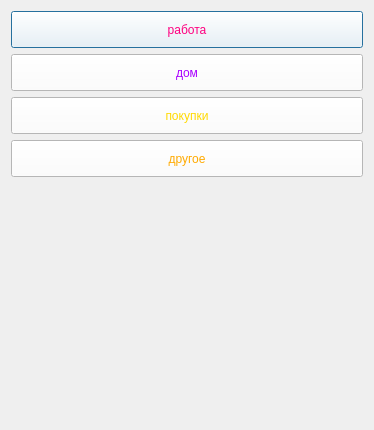
anastasiasvejova-stack/myproject, file category_dialog.ui: the form before one commit.
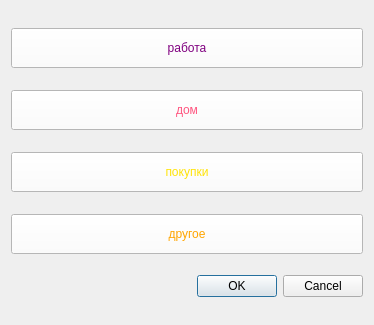
The form after the commit.

```diff
--- a/category_dialog.ui
+++ b/category_dialog.ui
@@ -7,7 +7,7 @@
     <x>0</x>
     <y>0</y>
     <width>374</width>
-    <height>430</height>
+    <height>325</height>
    </rect>
   </property>
   <property name="windowTitle">
@@ -20,13 +20,11 @@
       <string notr="true">QPushButton{
     min-width:  350px;
     max-width:  100px;
-    min-height: 35px;
+    min-height: 38px;
     max-height: 35px;
-	color: #ff007f; /* Белый цвет текста */
-	background-color: white; /* Синий фон */
-	}
-
-</string>
+	color: purple;           /* Например, белый цвет текста */
+	background-color: white
+}</string>
      </property>
      <property name="text">
       <string>работа</string>
@@ -39,11 +37,11 @@
       <string notr="true">QPushButton{
     min-width:  350px;
     max-width:  100px;
-    min-height: 35px;
+    min-height: 38px;
     max-height: 35px;
-	color: #aa00ff; /* Белый цвет текста */
-	background-color: white; /* Синий фон */
-	}</string>
+	color: #ff557f;           /* Например, белый цвет текста */
+	background-color: white
+}</string>
      </property>
      <property name="text">
       <string>дом</string>
@@ -56,11 +54,11 @@
       <string notr="true">QPushButton{
     min-width:  350px;
     max-width:  100px;
-    min-height: 35px;
+    min-height: 38px;
     max-height: 35px;
-	color:  #ffd900; /* Белый цвет текста */
-	background-color: white; /* Синий фон */
-	}</string>
+	color: #ffe308;           /* Например, белый цвет текста */
+	background-color: white
+}</string>
      </property>
      <property name="text">
       <string>покупки</string>
@@ -73,11 +71,11 @@
       <string notr="true">QPushButton{
     min-width:  350px;
     max-width:  100px;
-    min-height: 35px;
+    min-height: 38px;
     max-height: 35px;
-	color:  #ffaa00; /* Белый цвет текста */
-	background-color: white; /* Синий фон */
-	}</string>
+	color: orange;           /* Например, белый цвет текста */
+	background-color: white
+}</string>
      </property>
      <property name="text">
       <string>другое</string>
@@ -85,17 +83,11 @@
     </widget>
    </item>
    <item>
-    <spacer name="verticalSpacer">
-     <property name="orientation">
-      <enum>Qt::Vertical</enum>
+    <widget class="QDialogButtonBox" name="buttonBox">
+     <property name="standardButtons">
+      <set>QDialogButtonBox::Cancel|QDialogButtonBox::Ok</set>
      </property>
-     <property name="sizeHint" stdset="0">
-      <size>
-       <width>20</width>
-       <height>40</height>
-      </size>
-     </property>
-    </spacer>
+    </widget>
    </item>
   </layout>
  </widget>
```
Left out of the diff: 6 changed lines with no effect on the pictures.
